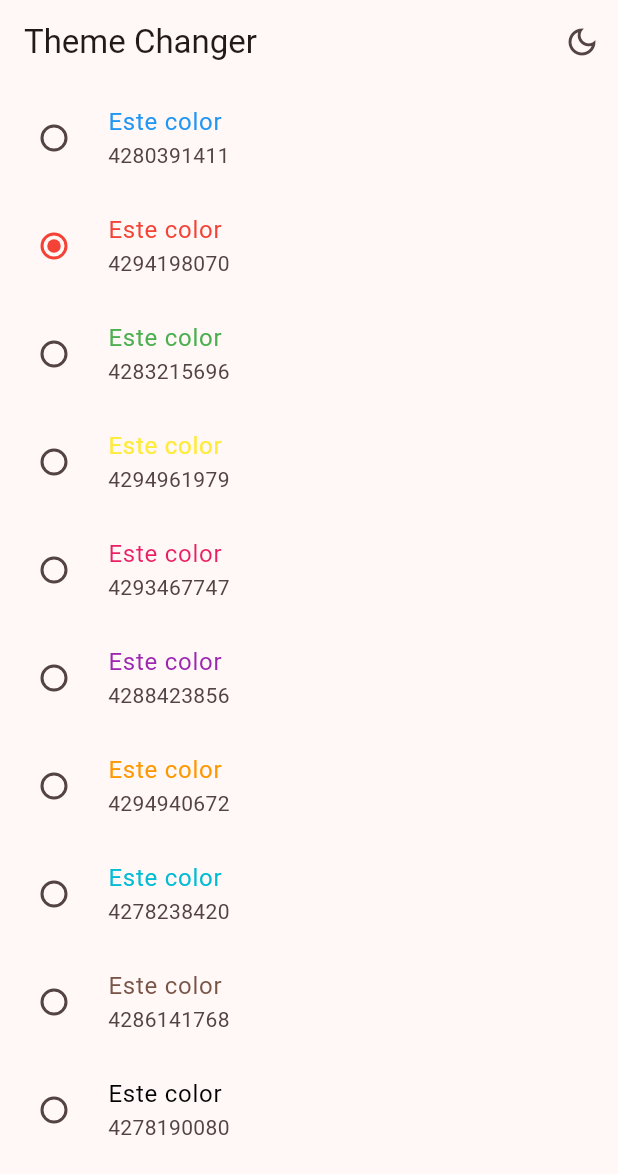
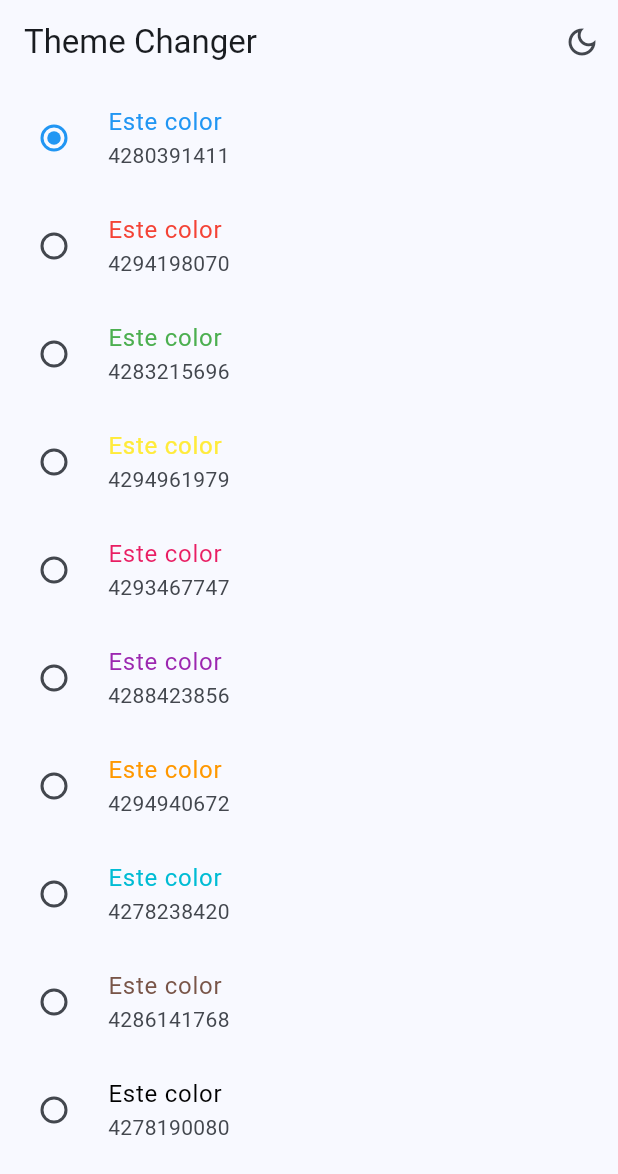
Before and after one commit to mdavidmontero/widgets_app, a Flutter app: the ThemeChangerScreen screen opened by its route, on a phone screen of 412 x 824 dp. Shown: the top 1174 px of the screen. Run offline on Flutter 3.47's test engine with Material 3 defaults, Android fonts, the phone set to English and light mode, and no system bars; our stand-ins replace animate_do, flutter_riverpod, go_router.

Commit message:
terminando app con un changenotifierprovider

```diff
--- a/lib/config/theme/app_theme.dart
+++ b/lib/config/theme/app_theme.dart
@@ -17,16 +17,22 @@ class AppTheme {
   final int selectedColor;
   final bool isDarkMode;
 
-  AppTheme( {this.selectedColor = 0,this.isDarkMode= false})
+  AppTheme({this.selectedColor = 0, this.isDarkMode = false})
       : assert(selectedColor >= 0, 'selected color must be greather then 0'),
         assert(selectedColor < colorList.length,
             'selected color must be less then colorList.length');
   ThemeData getTheme() => ThemeData(
-        useMaterial3: true,
-        brightness: isDarkMode ? Brightness.dark : Brightness.light,
-        colorSchemeSeed: colorList[selectedColor],
-        appBarTheme: const AppBarTheme(
-          centerTitle: false
-        )
+      useMaterial3: true,
+      brightness: isDarkMode ? Brightness.dark : Brightness.light,
+      colorSchemeSeed: colorList[selectedColor],
+      appBarTheme: const AppBarTheme(centerTitle: false));
+
+  AppTheme copyWith({
+    int? selectedColor,
+    bool? isDarkMode,
+  }) =>
+      AppTheme(
+        selectedColor: selectedColor ?? this.selectedColor,
+        isDarkMode: isDarkMode ?? this.isDarkMode,
       );
 }
--- a/lib/presentation/providers/theme_provider.dart
+++ b/lib/presentation/providers/theme_provider.dart
@@ -1,4 +1,3 @@
-
 import 'package:flutter_riverpod/flutter_riverpod.dart';
 import 'package:widgets_app/config/theme/app_theme.dart';
 
@@ -7,3 +6,20 @@ final isDarkModeProvider = StateProvider((ref) => false);
 final colorListProvider = Provider((ref) => colorList);
 
 final selectedColorProvider = StateProvider((ref) => 1);
+
+final themeNotifierProvider =
+    StateNotifierProvider<ThemeNotifier, AppTheme>((ref) => ThemeNotifier());
+
+class ThemeNotifier extends StateNotifier<AppTheme> {
+  ThemeNotifier() : super(AppTheme());
+
+
+  void toggleDarkMode() {
+    state = state.copyWith(isDarkMode: !state.isDarkMode);
+  }
+
+
+  void changeColorIndex(int index) {
+    state = state.copyWith(selectedColor: index);
+  }
+}
--- a/lib/presentation/screens/theme_changer/theme_changer_screen.dart
+++ b/lib/presentation/screens/theme_changer/theme_changer_screen.dart
@@ -8,7 +8,7 @@ class ThemeChangerScreen extends ConsumerWidget {
 
   @override
   Widget build(BuildContext context, ref) {
-    final isDarkMode = ref.watch(isDarkModeProvider);
+    final isDarkMode = ref.watch(themeNotifierProvider).isDarkMode;
     return Scaffold(
       appBar: AppBar(
         actions: [
@@ -17,7 +17,8 @@ class ThemeChangerScreen extends ConsumerWidget {
                 ? Icons.light_mode_outlined
                 : Icons.dark_mode_outlined),
             onPressed: () {
-               ref.read(isDarkModeProvider.notifier).update((value) => !value);
+              //  ref.read(isDarkModeProvider.notifier).update((value) => !value);
+              ref.read(themeNotifierProvider.notifier).toggleDarkMode();
             },
             // icon: Icon(isDarkMode ? Icons.light_mode_outlined : Icons.dark_mode_outlined),
           )
@@ -35,7 +36,7 @@ class _ThemeChangeView extends ConsumerWidget {
   @override
   Widget build(BuildContext context, ref) {
     final List<Color> colors = ref.watch(colorListProvider);
-    final int selectedColor = ref.watch(selectedColorProvider);
+    final int selectedColor = ref.watch(themeNotifierProvider).selectedColor;
 
     return ListView.builder(
       itemCount: colors.length,
@@ -51,7 +52,8 @@ class _ThemeChangeView extends ConsumerWidget {
             value: index,
             groupValue: selectedColor,
             onChanged: (value) {
-              ref.read(selectedColorProvider.notifier).state = index;
+              // ref.read(selectedColorProvider.notifier).state = index;
+              ref.read(themeNotifierProvider.notifier).changeColorIndex(index);
             });
       },
     );
```
Also changed, not shown: lib/main.dart (+4 -3 lines), lib/presentation/screens/app_tutorial/app_tutorial_screen.dart (+36 -19 lines).
